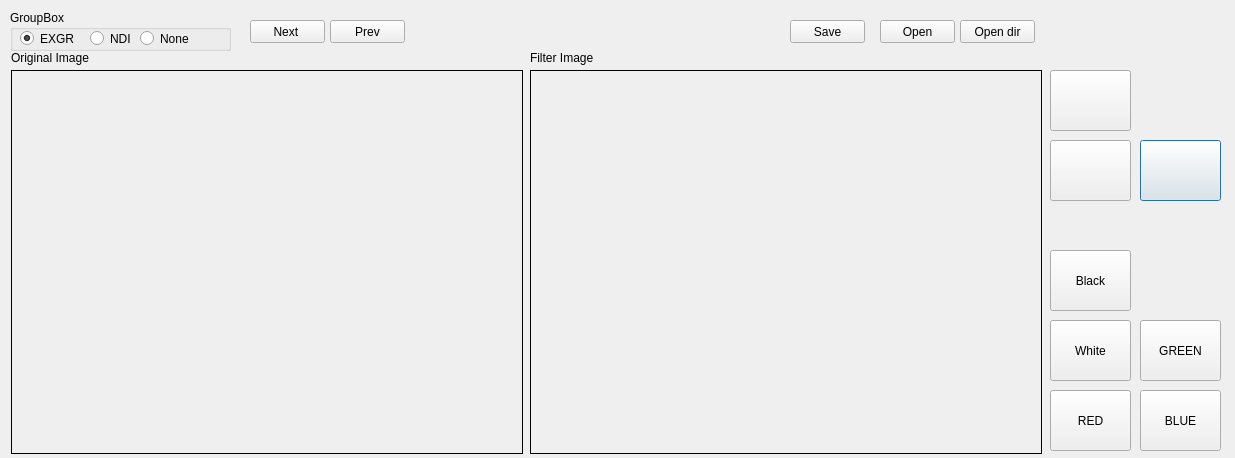
This is main.ui in zaher88abd/Segmenter as Qt 5 draws it before an edit. The edited form follows.
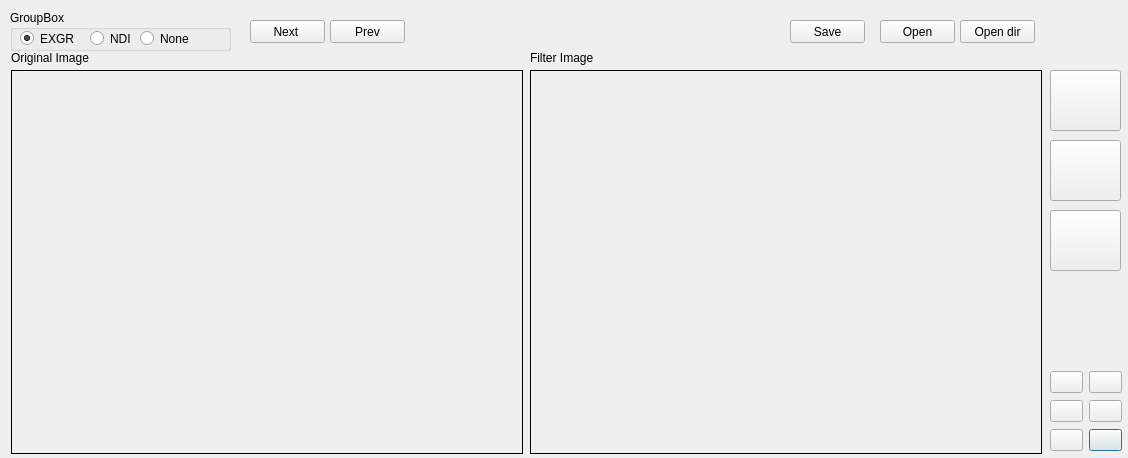
This is the edited form. Icons and pictures are not drawn.

Patch:
```diff
--- a/main.ui
+++ b/main.ui
@@ -6,7 +6,7 @@
    <rect>
     <x>0</x>
     <y>0</y>
-    <width>1235</width>
+    <width>1128</width>
     <height>458</height>
    </rect>
   </property>
@@ -178,131 +178,6 @@
     <string>Open dir</string>
    </property>
   </widget>
-  <widget class="QPushButton" name="redBtn">
-   <property name="geometry">
-    <rect>
-     <x>1050</x>
-     <y>390</y>
-     <width>81</width>
-     <height>61</height>
-    </rect>
-   </property>
-   <property name="acceptDrops">
-    <bool>false</bool>
-   </property>
-   <property name="text">
-    <string>RED</string>
-   </property>
-   <property name="autoDefault">
-    <bool>true</bool>
-   </property>
-   <property name="default">
-    <bool>true</bool>
-   </property>
-   <property name="flat">
-    <bool>false</bool>
-   </property>
-  </widget>
-  <widget class="QPushButton" name="blueBtn">
-   <property name="geometry">
-    <rect>
-     <x>1140</x>
-     <y>390</y>
-     <width>81</width>
-     <height>61</height>
-    </rect>
-   </property>
-   <property name="acceptDrops">
-    <bool>false</bool>
-   </property>
-   <property name="text">
-    <string>BLUE</string>
-   </property>
-   <property name="autoDefault">
-    <bool>true</bool>
-   </property>
-   <property name="default">
-    <bool>true</bool>
-   </property>
-   <property name="flat">
-    <bool>false</bool>
-   </property>
-  </widget>
-  <widget class="QPushButton" name="greenBtn">
-   <property name="geometry">
-    <rect>
-     <x>1140</x>
-     <y>320</y>
-     <width>81</width>
-     <height>61</height>
-    </rect>
-   </property>
-   <property name="acceptDrops">
-    <bool>false</bool>
-   </property>
-   <property name="text">
-    <string>GREEN</string>
-   </property>
-   <property name="autoDefault">
-    <bool>true</bool>
-   </property>
-   <property name="default">
-    <bool>true</bool>
-   </property>
-   <property name="flat">
-    <bool>false</bool>
-   </property>
-  </widget>
-  <widget class="QPushButton" name="whiteBtn">
-   <property name="geometry">
-    <rect>
-     <x>1050</x>
-     <y>320</y>
-     <width>81</width>
-     <height>61</height>
-    </rect>
-   </property>
-   <property name="acceptDrops">
-    <bool>false</bool>
-   </property>
-   <property name="text">
-    <string>White</string>
-   </property>
-   <property name="autoDefault">
-    <bool>true</bool>
-   </property>
-   <property name="default">
-    <bool>true</bool>
-   </property>
-   <property name="flat">
-    <bool>false</bool>
-   </property>
-  </widget>
-  <widget class="QPushButton" name="blackBtn">
-   <property name="geometry">
-    <rect>
-     <x>1050</x>
-     <y>250</y>
-     <width>81</width>
-     <height>61</height>
-    </rect>
-   </property>
-   <property name="acceptDrops">
-    <bool>false</bool>
-   </property>
-   <property name="text">
-    <string>Black</string>
-   </property>
-   <property name="autoDefault">
-    <bool>true</bool>
-   </property>
-   <property name="default">
-    <bool>true</bool>
-   </property>
-   <property name="flat">
-    <bool>false</bool>
-   </property>
-  </widget>
   <widget class="QLabel" name="f_view">
    <property name="geometry">
     <rect>
@@ -327,7 +202,7 @@
     <rect>
      <x>1050</x>
      <y>70</y>
-     <width>81</width>
+     <width>71</width>
      <height>61</height>
     </rect>
    </property>
@@ -352,7 +227,7 @@
     <rect>
      <x>1050</x>
      <y>140</y>
-     <width>81</width>
+     <width>71</width>
      <height>61</height>
     </rect>
    </property>
@@ -385,9 +260,9 @@
   <widget class="QPushButton" name="pencilBtn">
    <property name="geometry">
     <rect>
-     <x>1140</x>
-     <y>140</y>
-     <width>81</width>
+     <x>1050</x>
+     <y>210</y>
+     <width>71</width>
      <height>61</height>
     </rect>
    </property>
@@ -417,6 +292,132 @@
     <bool>false</bool>
    </property>
   </widget>
+  <widget class="QWidget" name="">
+   <property name="geometry">
+    <rect>
+     <x>1050</x>
+     <y>370</y>
+     <width>72</width>
+     <height>83</height>
+    </rect>
+   </property>
+   <layout class="QGridLayout" name="gridLayout">
+    <item row="0" column="0">
+     <widget class="QPushButton" name="yellowkBtn">
+      <property name="acceptDrops">
+       <bool>false</bool>
+      </property>
+      <property name="text">
+       <string/>
+      </property>
+      <property name="autoDefault">
+       <bool>true</bool>
+      </property>
+      <property name="default">
+       <bool>true</bool>
+      </property>
+      <property name="flat">
+       <bool>false</bool>
+      </property>
+     </widget>
+    </item>
+    <item row="0" column="1">
+     <widget class="QPushButton" name="greenBtn">
+      <property name="acceptDrops">
+       <bool>false</bool>
+      </property>
+      <property name="text">
+       <string/>
+      </property>
+      <property name="autoDefault">
+       <bool>true</bool>
+      </property>
+      <property name="default">
+       <bool>true</bool>
+      </property>
+      <property name="flat">
+       <bool>false</bool>
+      </property>
+     </widget>
+    </item>
+    <item row="1" column="0">
+     <widget class="QPushButton" name="whiteBtn">
+      <property name="acceptDrops">
+       <bool>false</bool>
+      </property>
+      <property name="text">
+       <string/>
+      </property>
+      <property name="autoDefault">
+       <bool>true</bool>
+      </property>
+      <property name="default">
+       <bool>true</bool>
+      </property>
+      <property name="flat">
+       <bool>false</bool>
+      </property>
+     </widget>
+    </item>
+    <item row="1" column="1">
+     <widget class="QPushButton" name="blackBtn">
+      <property name="acceptDrops">
+       <bool>false</bool>
+      </property>
+      <property name="text">
+       <string/>
+      </property>
+      <property name="autoDefault">
+       <bool>true</bool>
+      </property>
+      <property name="default">
+       <bool>true</bool>
+      </property>
+      <property name="flat">
+       <bool>false</bool>
+      </property>
+     </widget>
+    </item>
+    <item row="2" column="0">
+     <widget class="QPushButton" name="redBtn">
+      <property name="acceptDrops">
+       <bool>false</bool>
+      </property>
+      <property name="text">
+       <string/>
+      </property>
+      <property name="autoDefault">
+       <bool>true</bool>
+      </property>
+      <property name="default">
+       <bool>true</bool>
+      </property>
+      <property name="flat">
+       <bool>false</bool>
+      </property>
+     </widget>
+    </item>
+    <item row="2" column="1">
+     <widget class="QPushButton" name="blueBtn">
+      <property name="acceptDrops">
+       <bool>false</bool>
+      </property>
+      <property name="text">
+       <string/>
+      </property>
+      <property name="autoDefault">
+       <bool>true</bool>
+      </property>
+      <property name="default">
+       <bool>true</bool>
+      </property>
+      <property name="flat">
+       <bool>false</bool>
+      </property>
+     </widget>
+    </item>
+   </layout>
+  </widget>
  </widget>
  <resources/>
  <connections/>
```
